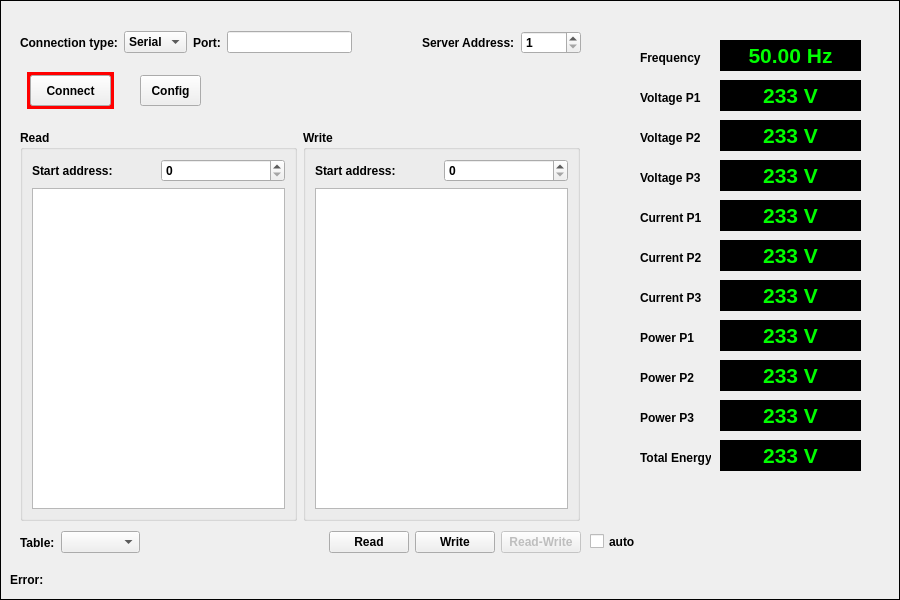
Old version of the form src/modbusframe.ui in the repository hancse/powermeter.
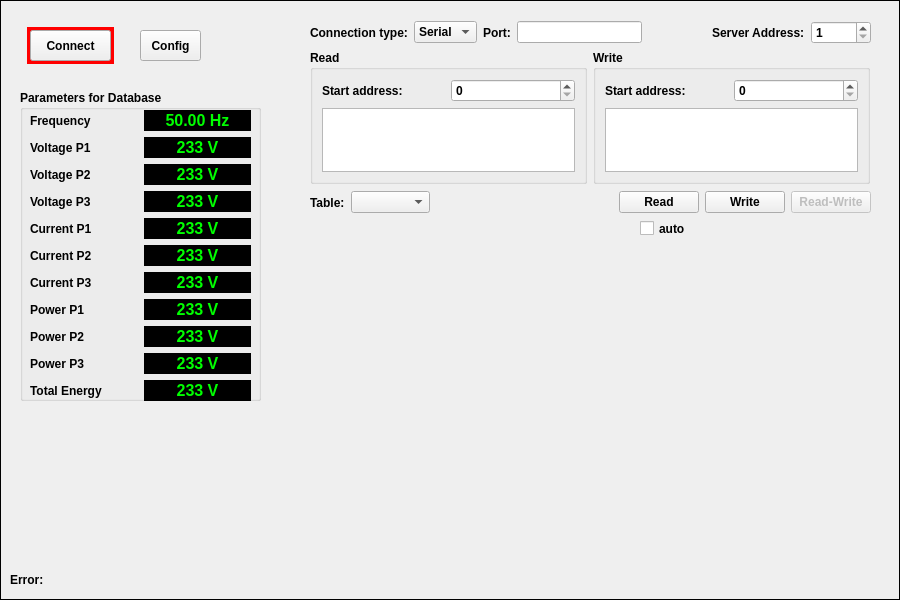
New version of the form.

Commit message: ModbusFrame: reordered GUI

```diff
--- a/src/modbusframe.ui
+++ b/src/modbusframe.ui
@@ -26,7 +26,7 @@
    <property name="geometry">
     <rect>
      <x>27</x>
-     <y>72</y>
+     <y>27</y>
      <width>87</width>
      <height>37</height>
     </rect>
@@ -41,10 +41,10 @@
   <widget class="QWidget" name="layoutWidget_2">
    <property name="geometry">
     <rect>
-     <x>20</x>
-     <y>130</y>
+     <x>310</x>
+     <y>50</y>
      <width>560</width>
-     <height>391</height>
+     <height>134</height>
     </rect>
    </property>
    <layout class="QHBoxLayout" name="horizontalLayout_3">
@@ -146,8 +146,8 @@
   <widget class="QWidget" name="layoutWidget_3">
    <property name="geometry">
     <rect>
-     <x>20</x>
-     <y>530</y>
+     <x>310</x>
+     <y>190</y>
      <width>561</width>
      <height>25</height>
     </rect>
@@ -212,7 +212,7 @@
    <property name="geometry">
     <rect>
      <x>30</x>
-     <y>75</y>
+     <y>30</y>
      <width>81</width>
      <height>31</height>
     </rect>
@@ -224,8 +224,8 @@
   <widget class="QWidget" name="layoutWidget">
    <property name="geometry">
     <rect>
-     <x>20</x>
-     <y>30</y>
+     <x>310</x>
+     <y>20</y>
      <width>561</width>
      <height>25</height>
     </rect>
@@ -335,7 +335,7 @@
    <property name="geometry">
     <rect>
      <x>140</x>
-     <y>75</y>
+     <y>30</y>
      <width>61</width>
      <height>31</height>
     </rect>
@@ -357,452 +357,12 @@
     <string>Error:</string>
    </property>
   </widget>
-  <widget class="QLabel" name="lblFreq">
-   <property name="geometry">
-    <rect>
-     <x>720</x>
-     <y>40</y>
-     <width>141</width>
-     <height>31</height>
-    </rect>
-   </property>
-   <property name="font">
-    <font>
-     <pointsize>16</pointsize>
-     <weight>75</weight>
-     <bold>true</bold>
-    </font>
-   </property>
-   <property name="styleSheet">
-    <string notr="true">background: black;
-color: lime;</string>
-   </property>
-   <property name="text">
-    <string>50.00 Hz</string>
-   </property>
-   <property name="alignment">
-    <set>Qt::AlignCenter</set>
-   </property>
-  </widget>
-  <widget class="QLabel" name="lblCurr1">
-   <property name="geometry">
-    <rect>
-     <x>720</x>
-     <y>200</y>
-     <width>141</width>
-     <height>31</height>
-    </rect>
-   </property>
-   <property name="font">
-    <font>
-     <pointsize>16</pointsize>
-     <weight>75</weight>
-     <bold>true</bold>
-    </font>
-   </property>
-   <property name="styleSheet">
-    <string notr="true">background: black;
-color: lime;</string>
-   </property>
-   <property name="text">
-    <string>233 V</string>
-   </property>
-   <property name="alignment">
-    <set>Qt::AlignCenter</set>
-   </property>
-  </widget>
-  <widget class="QLabel" name="lblV1">
-   <property name="geometry">
-    <rect>
-     <x>720</x>
-     <y>80</y>
-     <width>141</width>
-     <height>31</height>
-    </rect>
-   </property>
-   <property name="font">
-    <font>
-     <pointsize>16</pointsize>
-     <weight>75</weight>
-     <bold>true</bold>
-    </font>
-   </property>
-   <property name="styleSheet">
-    <string notr="true">background: black;
-color: lime;</string>
-   </property>
-   <property name="text">
-    <string>233 V</string>
-   </property>
-   <property name="alignment">
-    <set>Qt::AlignCenter</set>
-   </property>
-  </widget>
-  <widget class="QLabel" name="lblV2">
-   <property name="geometry">
-    <rect>
-     <x>720</x>
-     <y>120</y>
-     <width>141</width>
-     <height>31</height>
-    </rect>
-   </property>
-   <property name="font">
-    <font>
-     <pointsize>16</pointsize>
-     <weight>75</weight>
-     <bold>true</bold>
-    </font>
-   </property>
-   <property name="styleSheet">
-    <string notr="true">background: black;
-color: lime;</string>
-   </property>
-   <property name="text">
-    <string>233 V</string>
-   </property>
-   <property name="alignment">
-    <set>Qt::AlignCenter</set>
-   </property>
-  </widget>
-  <widget class="QLabel" name="lblV3">
-   <property name="geometry">
-    <rect>
-     <x>720</x>
-     <y>160</y>
-     <width>141</width>
-     <height>31</height>
-    </rect>
-   </property>
-   <property name="font">
-    <font>
-     <pointsize>16</pointsize>
-     <weight>75</weight>
-     <bold>true</bold>
-    </font>
-   </property>
-   <property name="styleSheet">
-    <string notr="true">background: black;
-color: lime;</string>
-   </property>
-   <property name="text">
-    <string>233 V</string>
-   </property>
-   <property name="alignment">
-    <set>Qt::AlignCenter</set>
-   </property>
-  </widget>
-  <widget class="QLabel" name="lblCurr2">
-   <property name="geometry">
-    <rect>
-     <x>720</x>
-     <y>240</y>
-     <width>141</width>
-     <height>31</height>
-    </rect>
-   </property>
-   <property name="font">
-    <font>
-     <pointsize>16</pointsize>
-     <weight>75</weight>
-     <bold>true</bold>
-    </font>
-   </property>
-   <property name="styleSheet">
-    <string notr="true">background: black;
-color: lime;</string>
-   </property>
-   <property name="text">
-    <string>233 V</string>
-   </property>
-   <property name="alignment">
-    <set>Qt::AlignCenter</set>
-   </property>
-  </widget>
-  <widget class="QLabel" name="lblCurr3">
-   <property name="geometry">
-    <rect>
-     <x>720</x>
-     <y>280</y>
-     <width>141</width>
-     <height>31</height>
-    </rect>
-   </property>
-   <property name="font">
-    <font>
-     <pointsize>16</pointsize>
-     <weight>75</weight>
-     <bold>true</bold>
-    </font>
-   </property>
-   <property name="styleSheet">
-    <string notr="true">background: black;
-color: lime;</string>
-   </property>
-   <property name="text">
-    <string>233 V</string>
-   </property>
-   <property name="alignment">
-    <set>Qt::AlignCenter</set>
-   </property>
-  </widget>
-  <widget class="QLabel" name="lblPower1">
-   <property name="geometry">
-    <rect>
-     <x>720</x>
-     <y>320</y>
-     <width>141</width>
-     <height>31</height>
-    </rect>
-   </property>
-   <property name="font">
-    <font>
-     <pointsize>16</pointsize>
-     <weight>75</weight>
-     <bold>true</bold>
-    </font>
-   </property>
-   <property name="styleSheet">
-    <string notr="true">background: black;
-color: lime;</string>
-   </property>
-   <property name="text">
-    <string>233 V</string>
-   </property>
-   <property name="alignment">
-    <set>Qt::AlignCenter</set>
-   </property>
-  </widget>
-  <widget class="QLabel" name="lblPower2">
-   <property name="geometry">
-    <rect>
-     <x>720</x>
-     <y>360</y>
-     <width>141</width>
-     <height>31</height>
-    </rect>
-   </property>
-   <property name="font">
-    <font>
-     <pointsize>16</pointsize>
-     <weight>75</weight>
-     <bold>true</bold>
-    </font>
-   </property>
-   <property name="styleSheet">
-    <string notr="true">background: black;
-color: lime;</string>
-   </property>
-   <property name="text">
-    <string>233 V</string>
-   </property>
-   <property name="alignment">
-    <set>Qt::AlignCenter</set>
-   </property>
-  </widget>
-  <widget class="QLabel" name="lblPower3">
-   <property name="geometry">
-    <rect>
-     <x>720</x>
-     <y>400</y>
-     <width>141</width>
-     <height>31</height>
-    </rect>
-   </property>
-   <property name="font">
-    <font>
-     <pointsize>16</pointsize>
-     <weight>75</weight>
-     <bold>true</bold>
-    </font>
-   </property>
-   <property name="styleSheet">
-    <string notr="true">background: black;
-color: lime;</string>
-   </property>
-   <property name="text">
-    <string>233 V</string>
-   </property>
-   <property name="alignment">
-    <set>Qt::AlignCenter</set>
-   </property>
-  </widget>
-  <widget class="QLabel" name="lblTotalEnergy">
-   <property name="geometry">
-    <rect>
-     <x>720</x>
-     <y>440</y>
-     <width>141</width>
-     <height>31</height>
-    </rect>
-   </property>
-   <property name="font">
-    <font>
-     <pointsize>16</pointsize>
-     <weight>75</weight>
-     <bold>true</bold>
-    </font>
-   </property>
-   <property name="styleSheet">
-    <string notr="true">background: black;
-color: lime;</string>
-   </property>
-   <property name="text">
-    <string>233 V</string>
-   </property>
-   <property name="alignment">
-    <set>Qt::AlignCenter</set>
-   </property>
-  </widget>
-  <widget class="QLabel" name="label">
-   <property name="geometry">
-    <rect>
-     <x>640</x>
-     <y>50</y>
-     <width>61</width>
-     <height>16</height>
-    </rect>
-   </property>
-   <property name="text">
-    <string>Frequency</string>
-   </property>
-  </widget>
-  <widget class="QLabel" name="label_2">
-   <property name="geometry">
-    <rect>
-     <x>640</x>
-     <y>90</y>
-     <width>61</width>
-     <height>16</height>
-    </rect>
-   </property>
-   <property name="text">
-    <string>Voltage P1</string>
-   </property>
-  </widget>
-  <widget class="QLabel" name="label_3">
-   <property name="geometry">
-    <rect>
-     <x>640</x>
-     <y>130</y>
-     <width>61</width>
-     <height>16</height>
-    </rect>
-   </property>
-   <property name="text">
-    <string>Voltage P2</string>
-   </property>
-  </widget>
-  <widget class="QLabel" name="label_4">
-   <property name="geometry">
-    <rect>
-     <x>640</x>
-     <y>170</y>
-     <width>61</width>
-     <height>16</height>
-    </rect>
-   </property>
-   <property name="text">
-    <string>Voltage P3</string>
-   </property>
-  </widget>
-  <widget class="QLabel" name="label_5">
-   <property name="geometry">
-    <rect>
-     <x>640</x>
-     <y>210</y>
-     <width>71</width>
-     <height>16</height>
-    </rect>
-   </property>
-   <property name="text">
-    <string>Current P1</string>
-   </property>
-  </widget>
-  <widget class="QLabel" name="label_6">
-   <property name="geometry">
-    <rect>
-     <x>640</x>
-     <y>250</y>
-     <width>61</width>
-     <height>16</height>
-    </rect>
-   </property>
-   <property name="text">
-    <string>Current P2</string>
-   </property>
-  </widget>
-  <widget class="QLabel" name="label_7">
-   <property name="geometry">
-    <rect>
-     <x>640</x>
-     <y>290</y>
-     <width>61</width>
-     <height>16</height>
-    </rect>
-   </property>
-   <property name="text">
-    <string>Current P3</string>
-   </property>
-  </widget>
-  <widget class="QLabel" name="label_8">
-   <property name="geometry">
-    <rect>
-     <x>640</x>
-     <y>330</y>
-     <width>71</width>
-     <height>16</height>
-    </rect>
-   </property>
-   <property name="text">
-    <string>Power P1</string>
-   </property>
-  </widget>
-  <widget class="QLabel" name="label_9">
-   <property name="geometry">
-    <rect>
-     <x>640</x>
-     <y>370</y>
-     <width>71</width>
-     <height>16</height>
-    </rect>
-   </property>
-   <property name="text">
-    <string>Power P2</string>
-   </property>
-  </widget>
-  <widget class="QLabel" name="label_20">
-   <property name="geometry">
-    <rect>
-     <x>640</x>
-     <y>410</y>
-     <width>71</width>
-     <height>16</height>
-    </rect>
-   </property>
-   <property name="text">
-    <string>Power P3</string>
-   </property>
-  </widget>
-  <widget class="QLabel" name="label_21">
-   <property name="geometry">
-    <rect>
-     <x>640</x>
-     <y>450</y>
-     <width>71</width>
-     <height>16</height>
-    </rect>
-   </property>
-   <property name="text">
-    <string>Total Energy</string>
-   </property>
-  </widget>
   <widget class="QCheckBox" name="checkAuto">
    <property name="geometry">
     <rect>
-     <x>590</x>
-     <y>533</y>
-     <width>70</width>
+     <x>640</x>
+     <y>220</y>
+     <width>61</width>
      <height>17</height>
     </rect>
    </property>
@@ -810,6 +370,339 @@
     <string>auto</string>
    </property>
   </widget>
+  <widget class="QGroupBox" name="groupBox">
+   <property name="geometry">
+    <rect>
+     <x>20</x>
+     <y>90</y>
+     <width>241</width>
+     <height>311</height>
+    </rect>
+   </property>
+   <property name="title">
+    <string>Parameters for Database</string>
+   </property>
+   <widget class="QWidget" name="">
+    <property name="geometry">
+     <rect>
+      <x>10</x>
+      <y>20</y>
+      <width>221</width>
+      <height>291</height>
+     </rect>
+    </property>
+    <layout class="QGridLayout" name="gridLayout">
+     <item row="0" column="0">
+      <widget class="QLabel" name="label">
+       <property name="text">
+        <string>Frequency</string>
+       </property>
+      </widget>
+     </item>
+     <item row="0" column="1">
+      <widget class="QLabel" name="lblFreq">
+       <property name="font">
+        <font>
+         <pointsize>12</pointsize>
+         <weight>75</weight>
+         <bold>true</bold>
+        </font>
+       </property>
+       <property name="styleSheet">
+        <string notr="true">background: black;
+color: lime;</string>
+       </property>
+       <property name="text">
+        <string>50.00 Hz</string>
+       </property>
+       <property name="alignment">
+        <set>Qt::AlignCenter</set>
+       </property>
+      </widget>
+     </item>
+     <item row="1" column="0">
+      <widget class="QLabel" name="label_2">
+       <property name="text">
+        <string>Voltage P1</string>
+       </property>
+      </widget>
+     </item>
+     <item row="1" column="1">
+      <widget class="QLabel" name="lblV1">
+       <property name="font">
+        <font>
+         <pointsize>12</pointsize>
+         <weight>75</weight>
+         <bold>true</bold>
+        </font>
+       </property>
+       <property name="styleSheet">
+        <string notr="true">background: black;
+color: lime;</string>
+       </property>
+       <property name="text">
+        <string>233 V</string>
+       </property>
+       <property name="alignment">
+        <set>Qt::AlignCenter</set>
+       </property>
+      </widget>
+     </item>
+     <item row="2" column="0">
+      <widget class="QLabel" name="label_3">
+       <property name="text">
+        <string>Voltage P2</string>
+       </property>
+      </widget>
+     </item>
+     <item row="2" column="1">
+      <widget class="QLabel" name="lblV2">
+       <property name="font">
+        <font>
+         <pointsize>12</pointsize>
+         <weight>75</weight>
+         <bold>true</bold>
+        </font>
+       </property>
+       <property name="styleSheet">
+        <string notr="true">background: black;
+color: lime;</string>
+       </property>
+       <property name="text">
+        <string>233 V</string>
+       </property>
+       <property name="alignment">
+        <set>Qt::AlignCenter</set>
+       </property>
+      </widget>
+     </item>
+     <item row="3" column="0">
+      <widget class="QLabel" name="label_4">
+       <property name="text">
+        <string>Voltage P3</string>
+       </property>
+      </widget>
+     </item>
+     <item row="3" column="1">
+      <widget class="QLabel" name="lblV3">
+       <property name="font">
+        <font>
+         <pointsize>12</pointsize>
+         <weight>75</weight>
+         <bold>true</bold>
+        </font>
+       </property>
+       <property name="styleSheet">
+        <string notr="true">background: black;
+color: lime;</string>
+       </property>
+       <property name="text">
+        <string>233 V</string>
+       </property>
+       <property name="alignment">
+        <set>Qt::AlignCenter</set>
+       </property>
+      </widget>
+     </item>
+     <item row="4" column="0">
+      <widget class="QLabel" name="label_5">
+       <property name="text">
+        <string>Current P1</string>
+       </property>
+      </widget>
+     </item>
+     <item row="4" column="1">
+      <widget class="QLabel" name="lblCurr1">
+       <property name="font">
+        <font>
+         <pointsize>12</pointsize>
+         <weight>75</weight>
+         <bold>true</bold>
+        </font>
+       </property>
+       <property name="styleSheet">
+        <string notr="true">background: black;
+color: lime;</string>
+       </property>
+       <property name="text">
+        <string>233 V</string>
+       </property>
+       <property name="alignment">
+        <set>Qt::AlignCenter</set>
+       </property>
+      </widget>
+     </item>
+     <item row="5" column="0">
+      <widget class="QLabel" name="label_6">
+       <property name="text">
+        <string>Current P2</string>
+       </property>
+      </widget>
+     </item>
+     <item row="5" column="1">
+      <widget class="QLabel" name="lblCurr2">
+       <property name="font">
+        <font>
+         <pointsize>12</pointsize>
+         <weight>75</weight>
+         <bold>true</bold>
+        </font>
+       </property>
+       <property name="styleSheet">
+        <string notr="true">background: black;
+color: lime;</string>
+       </property>
+       <property name="text">
+        <string>233 V</string>
+       </property>
+       <property name="alignment">
+        <set>Qt::AlignCenter</set>
+       </property>
+      </widget>
+     </item>
+     <item row="6" column="0">
+      <widget class="QLabel" name="label_7">
+       <property name="text">
+        <string>Current P3</string>
+       </property>
+      </widget>
+     </item>
+     <item row="6" column="1">
+      <widget class="QLabel" name="lblCurr3">
+       <property name="font">
+        <font>
+         <pointsize>12</pointsize>
+         <weight>75</weight>
+         <bold>true</bold>
+        </font>
+       </property>
+       <property name="styleSheet">
+        <string notr="true">background: black;
+color: lime;</string>
+       </property>
+       <property name="text">
+        <string>233 V</string>
+       </property>
+       <property name="alignment">
+        <set>Qt::AlignCenter</set>
+       </property>
+      </widget>
+     </item>
+     <item row="7" column="0">
+      <widget class="QLabel" name="label_8">
+       <property name="text">
+        <string>Power P1</string>
+       </property>
+      </widget>
+     </item>
+     <item row="7" column="1">
+      <widget class="QLabel" name="lblPower1">
+       <property name="font">
+        <font>
+         <pointsize>12</pointsize>
+         <weight>75</weight>
+         <bold>true</bold>
+        </font>
+       </property>
+       <property name="styleSheet">
+        <string notr="true">background: black;
+color: lime;</string>
+       </property>
+       <property name="text">
+        <string>233 V</string>
+       </property>
+       <property name="alignment">
+        <set>Qt::AlignCenter</set>
+       </property>
+      </widget>
+     </item>
+     <item row="8" column="0">
+      <widget class="QLabel" name="label_9">
+       <property name="text">
+        <string>Power P2</string>
+       </property>
+      </widget>
+     </item>
+     <item row="8" column="1">
+      <widget class="QLabel" name="lblPower2">
+       <property name="font">
+        <font>
+         <pointsize>12</pointsize>
+         <weight>75</weight>
+         <bold>true</bold>
+        </font>
+       </property>
+       <property name="styleSheet">
+        <string notr="true">background: black;
+color: lime;</string>
+       </property>
+       <property name="text">
+        <string>233 V</string>
+       </property>
+       <property name="alignment">
+        <set>Qt::AlignCenter</set>
+       </property>
+      </widget>
+     </item>
+     <item row="9" column="0">
+      <widget class="QLabel" name="label_20">
+       <property name="text">
+        <string>Power P3</string>
+       </property>
+      </widget>
+     </item>
+     <item row="9" column="1">
+      <widget class="QLabel" name="lblPower3">
+       <property name="font">
+        <font>
+         <pointsize>12</pointsize>
+         <weight>75</weight>
+         <bold>true</bold>
+        </font>
+       </property>
+       <property name="styleSheet">
+        <string notr="true">background: black;
+color: lime;</string>
+       </property>
+       <property name="text">
+        <string>233 V</string>
+       </property>
+       <property name="alignment">
+        <set>Qt::AlignCenter</set>
+       </property>
+      </widget>
+     </item>
+     <item row="10" column="0">
+      <widget class="QLabel" name="label_21">
+       <property name="text">
+        <string>Total Energy</string>
+       </property>
+      </widget>
+     </item>
+     <item row="10" column="1">
+      <widget class="QLabel" name="lblTotalEnergy">
+       <property name="font">
+        <font>
+         <pointsize>12</pointsize>
+         <weight>75</weight>
+         <bold>true</bold>
+        </font>
+       </property>
+       <property name="styleSheet">
+        <string notr="true">background: black;
+color: lime;</string>
+       </property>
+       <property name="text">
+        <string>233 V</string>
+       </property>
+       <property name="alignment">
+        <set>Qt::AlignCenter</set>
+       </property>
+      </widget>
+     </item>
+    </layout>
+   </widget>
+  </widget>
  </widget>
  <resources/>
  <connections/>
```
Left out of the diff: 42 changed lines with no effect on the pictures.
